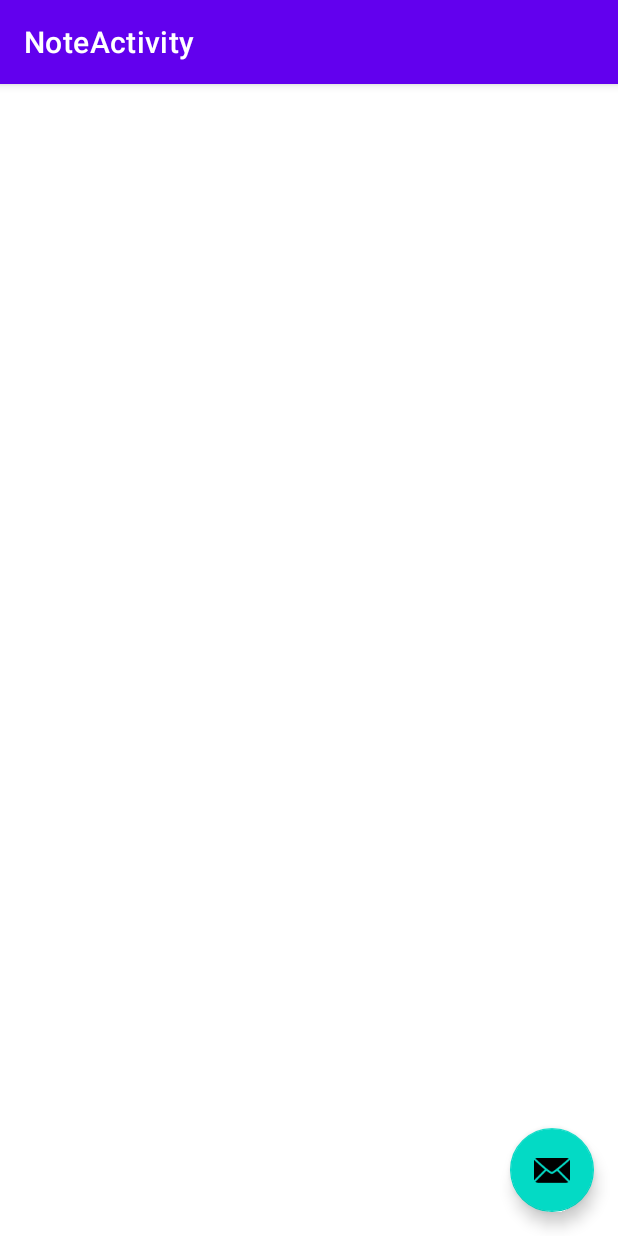
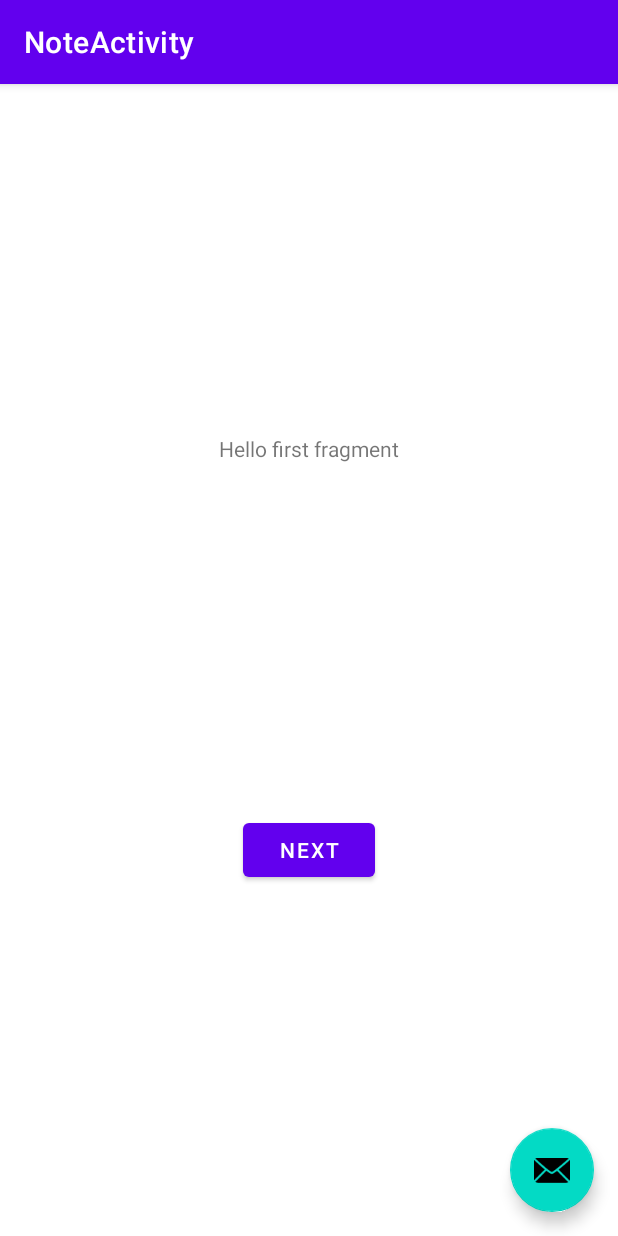
Before and after one commit to Myuy973/PrivateLesson, an Android app: the NoteActivity screen opened directly, with no data from a screen before it, on a phone screen of 412 x 824 dp. Run offline under Robolectric (Android 15) with nearby library versions, the phone set to English and light mode, and no system bars.

Commit message:
content_note.xml hostに設定

```diff
--- a/app/src/main/java/com/example/privatelesson/NoteActivity.kt
+++ b/app/src/main/java/com/example/privatelesson/NoteActivity.kt
@@ -6,6 +6,7 @@ import com.google.android.material.snackbar.Snackbar
 import androidx.appcompat.app.AppCompatActivity
 
 class NoteActivity : AppCompatActivity() {
+
 
     override fun onCreate(savedInstanceState: Bundle?) {
         super.onCreate(savedInstanceState)
--- a/app/src/main/res/layout/content_note.xml
+++ b/app/src/main/res/layout/content_note.xml
@@ -3,4 +3,18 @@
     xmlns:app="http://schemas.android.com/apk/res-auto"
     android:layout_width="match_parent"
     android:layout_height="match_parent"
-    app:layout_behavior="@string/appbar_scrolling_view_behavior"></androidx.constraintlayout.widget.ConstraintLayout>
+    app:layout_behavior="@string/appbar_scrolling_view_behavior">
+
+    <fragment
+        android:id="@+id/nav_host_fragment"
+        android:name="androidx.navigation.fragment.NavHostFragment"
+        android:layout_width="0dp"
+        android:layout_height="0dp"
+        app:defaultNavHost="true"
+        app:layout_constraintBottom_toBottomOf="parent"
+        app:layout_constraintLeft_toLeftOf="parent"
+        app:layout_constraintRight_toRightOf="parent"
+        app:layout_constraintTop_toTopOf="parent"
+        app:navGraph="@navigation/nav_graph" />
+
+</androidx.constraintlayout.widget.ConstraintLayout>
```
